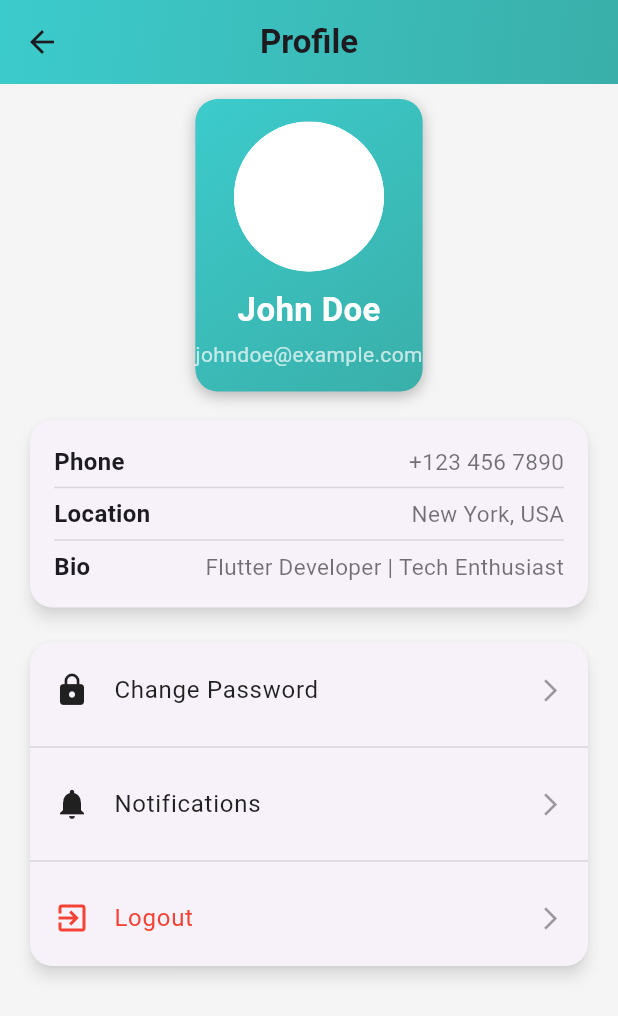
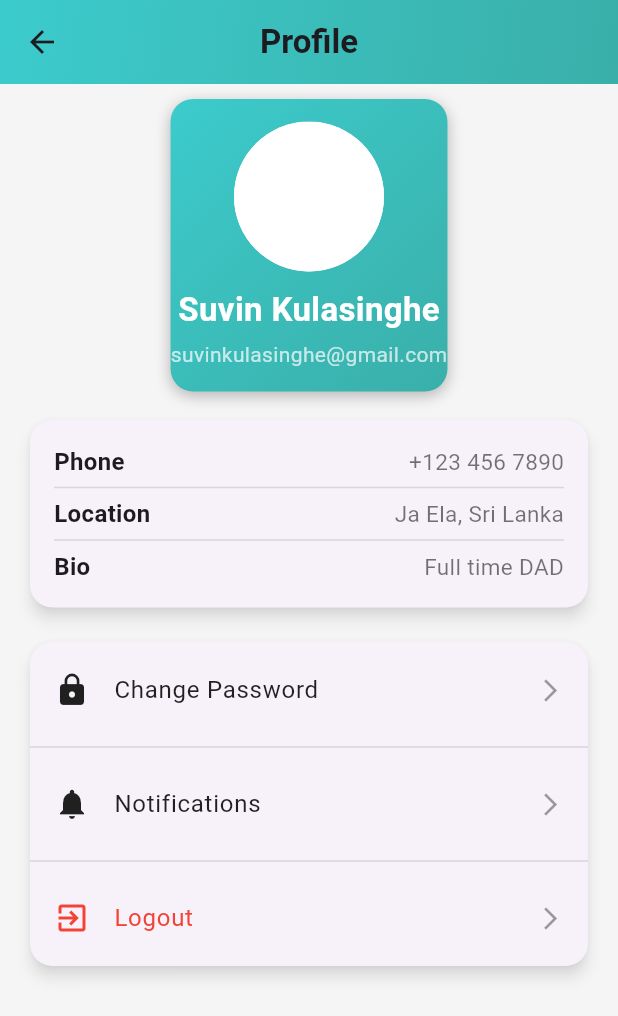
Before and after one commit to Crad-lers/Cradlers-App, a Flutter app: the ProfileScreen screen opened by its route, on a phone screen of 412 x 824 dp. Shown: the top 1016 px of the screen. Run offline on Flutter 3.47's test engine with Material 3 defaults, Android fonts, the phone set to English and light mode, and no system bars; drawn by our look-alikes of shimmer; our stand-ins replace camera, device_info_plus, flutter_bloc, google_fonts, package_info, shared_preferences; accounts and stored records are empty.

Commit message:
chore/profile screen change

```diff
--- a/lib/screens/profile_screen.dart
+++ b/lib/screens/profile_screen.dart
@@ -75,12 +75,12 @@ class _ProfileScreenState extends State<ProfileScreen> {
           ),
           const SizedBox(height: 10),
           const Text(
-            "John Doe",
+            "Suvin Kulasinghe",
             style: TextStyle(fontSize: 22, fontWeight: FontWeight.bold, color: Colors.white),
           ),
           const SizedBox(height: 4),
           const Text(
-            "johndoe@example.com",
+            "suvinkulasinghe@gmail.com",
             style: TextStyle(fontSize: 14, color: Colors.white70),
           ),
         ],
@@ -137,9 +137,9 @@ class _ProfileScreenState extends State<ProfileScreen> {
           children: [
             _buildInfoRow("Phone", "+123 456 7890"),
             _buildDivider(),
-            _buildInfoRow("Location", "New York, USA"),
+            _buildInfoRow("Location", "Ja Ela, Sri Lanka"),
             _buildDivider(),
-            _buildInfoRow("Bio", "Flutter Developer | Tech Enthusiast"),
+            _buildInfoRow("Bio", "Full time DAD"),
           ],
         ),
       ),
```
